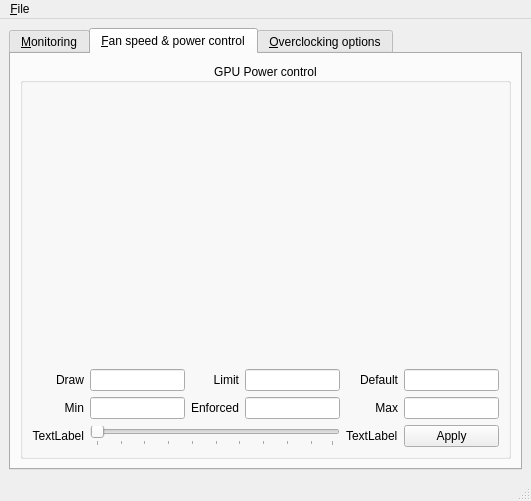
This is ui/mainwindow.ui in AlexandrAlexeev7119/NvCtrl-linux as Qt 5 draws it before an edit. The edited form follows.
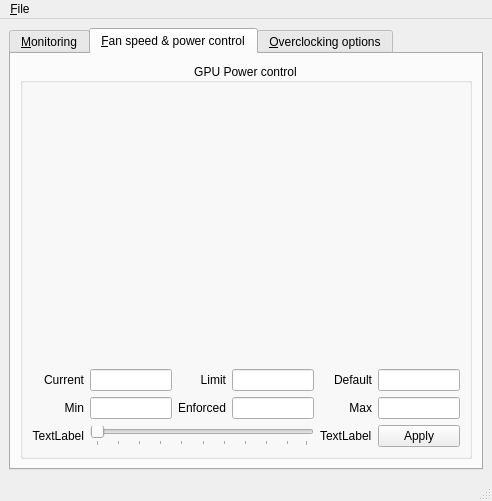
This is the edited form. The open tabs and pages were chosen to show the change.

The edit to the form file:
```diff
--- a/ui/mainwindow.ui
+++ b/ui/mainwindow.ui
@@ -6,7 +6,7 @@
    <rect>
     <x>0</x>
     <y>0</y>
-    <width>531</width>
+    <width>492</width>
     <height>501</height>
    </rect>
   </property>
@@ -863,7 +863,7 @@
              <item row="0" column="0">
               <widget class="QLabel" name="label_draw_power_consumtion">
                <property name="text">
-                <string>Draw</string>
+                <string>Current</string>
                </property>
                <property name="alignment">
                 <set>Qt::AlignRight|Qt::AlignTrailing|Qt::AlignVCenter</set>
@@ -1000,7 +1000,7 @@
     <rect>
      <x>0</x>
      <y>0</y>
-     <width>531</width>
+     <width>492</width>
      <height>23</height>
     </rect>
    </property>
```
Left out of the diff: 28 changed lines with no effect on the pictures.
